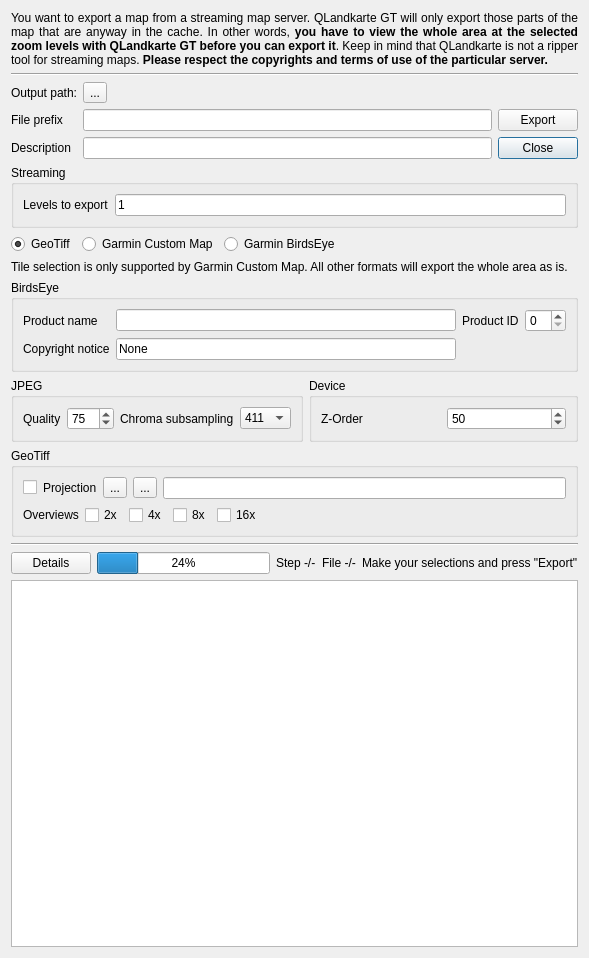
Before: the Qt Designer form src/IMapQMAPExport.ui in ntruchsess/QLandkarteGT, drawn with Qt 5.
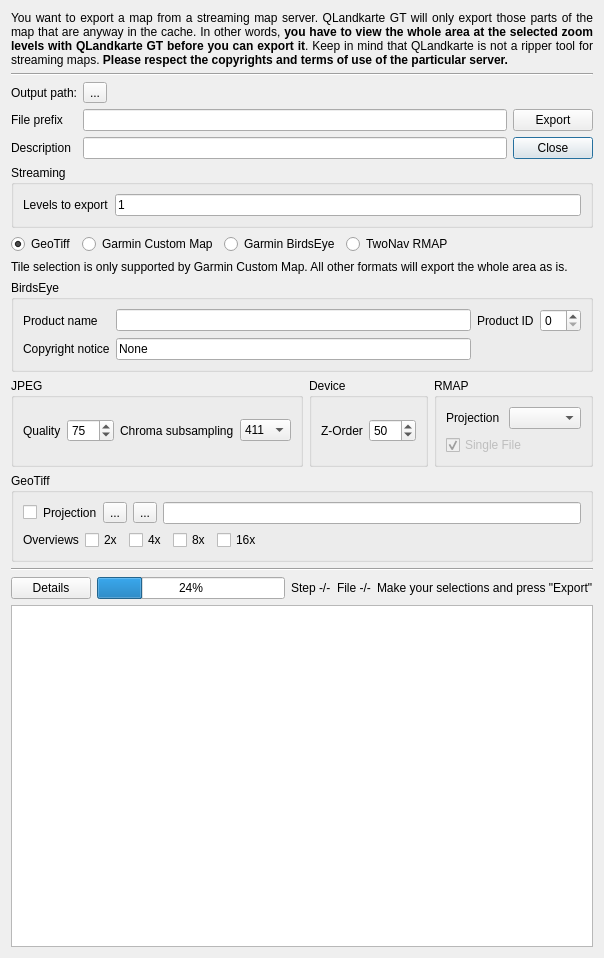
After: the same form once the commit is applied. Icons and pictures are not drawn.

Commit message: add rmap export

The edit to the form file:
```diff
--- a/src/IMapQMAPExport.ui
+++ b/src/IMapQMAPExport.ui
@@ -163,6 +163,13 @@
        </property>
       </widget>
      </item>
+     <item>
+      <widget class="QRadioButton" name="radioRMAP">
+       <property name="text">
+        <string>TwoNav RMAP</string>
+       </property>
+      </widget>
+     </item>
      <item>
       <spacer name="horizontalSpacer">
        <property name="orientation">
@@ -340,6 +347,42 @@
        </layout>
       </widget>
      </item>
+     <item>
+      <widget class="QGroupBox" name="groupRMAP">
+       <property name="title">
+        <string>RMAP</string>
+       </property>
+       <layout class="QVBoxLayout" name="verticalLayout_5">
+        <item>
+         <layout class="QHBoxLayout" name="horizontalLayout_10">
+          <item>
+           <widget class="QLabel" name="label_13">
+            <property name="text">
+             <string>Projection </string>
+            </property>
+           </widget>
+          </item>
+          <item>
+           <widget class="QComboBox" name="comboRmapProjection"/>
+          </item>
+         </layout>
+        </item>
+        <item>
+         <widget class="QCheckBox" name="checkRmapSingleFile">
+          <property name="enabled">
+           <bool>false</bool>
+          </property>
+          <property name="text">
+           <string>Single File</string>
+          </property>
+          <property name="checked">
+           <bool>true</bool>
+          </property>
+         </widget>
+        </item>
+       </layout>
+      </widget>
+     </item>
     </layout>
    </item>
    <item>
```
The commit also changes 6 other files.
